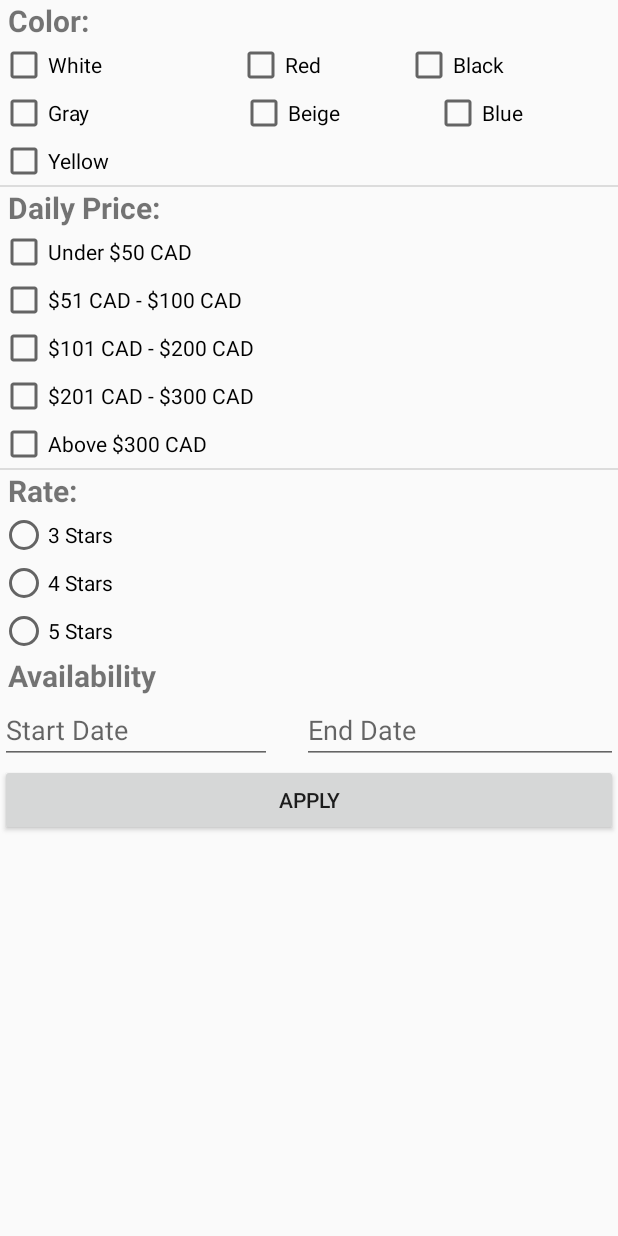
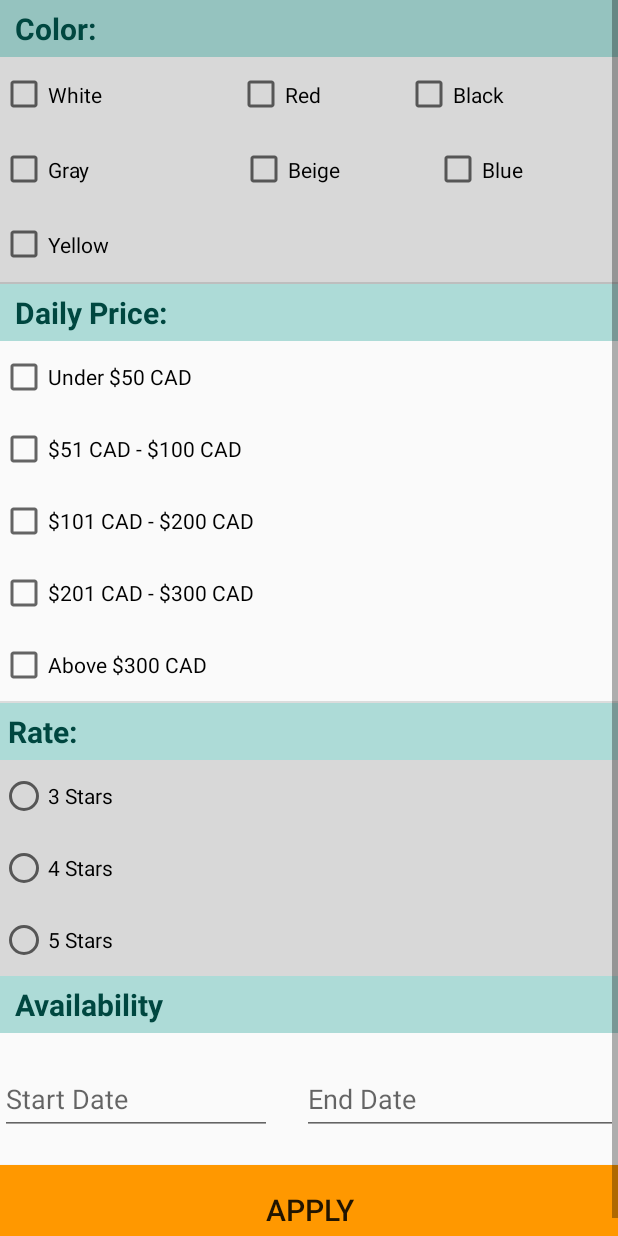
Before and after one commit to RIOlivaresV/car-rental-ranachrita, an Android app: the FilterFragment screen opened through its navigation route, on a phone screen of 412 x 824 dp. Run offline under Robolectric (Android 15) with nearby library versions, the phone set to English and light mode, and no system bars; our stand-ins replace Firebase (no records; nobody signed in at launch, a user with empty details on screens opened directly).

Commit message:
orking on filter, booking design

```diff
--- a/app/src/main/java/com/example/carrentalranachrita/CarList.java
+++ b/app/src/main/java/com/example/carrentalranachrita/CarList.java
@@ -58,6 +58,10 @@ public class CarList extends Fragment{
         RecyclerView recyclerView = (RecyclerView) view.findViewById(R.id.carListRecycleView);
         ProgressBar progressBar = view.findViewById(R.id.progressBarCarList);
         EditText search = (EditText) view.findViewById(R.id.searchEditText);
+        ImageView filterimg = (ImageView) view.findViewById(R.id.filterImage);
+
+
+
         CarDao dao = new CarDao();
         dao.SelectAll().addValueEventListener(new ValueEventListener() {
             @Override
--- a/app/src/main/java/com/example/carrentalranachrita/showListOfCarsAddedByHost.java
+++ b/app/src/main/java/com/example/carrentalranachrita/showListOfCarsAddedByHost.java
@@ -1,4 +1,6 @@
 package com.example.carrentalranachrita;
+
+import static androidx.navigation.Navigation.findNavController;
 
 import androidx.appcompat.app.AppCompatActivity;
 import androidx.recyclerview.widget.LinearLayoutManager;
--- a/app/src/main/res/layout/activity_confirm_booking_for_customer.xml
+++ b/app/src/main/res/layout/activity_confirm_booking_for_customer.xml
@@ -31,11 +31,11 @@
 
         <Button
             android:id="@+id/CloseBtn"
-            android:layout_width="274dp"
-            android:layout_height="62dp"
+            android:layout_width="334dp"
+            android:layout_height="77dp"
             android:layout_gravity="center"
             android:layout_margin="20dp"
             android:text="@string/CloseBtn"
-            android:textSize="18sp" />
+            android:textSize="20sp" />
     </LinearLayout>
 </FrameLayout>
--- a/app/src/main/res/layout/activity_customer_policy_page.xml
+++ b/app/src/main/res/layout/activity_customer_policy_page.xml
@@ -109,11 +109,13 @@
         </androidx.cardview.widget.CardView>
 
         <Button
-            android:id="@+id/confirmPolicyBtn"
             android:layout_width="match_parent"
-            android:layout_height="wrap_content"
+            android:layout_height="71dp"
             android:layout_margin="10dp"
-            android:text="Confirm" />
+            android:background="#009688"
+            android:text="Confirm"
+            android:textColor="#FFFFFF"
+            android:textSize="20sp" />
 
     </LinearLayout>
 
--- a/app/src/main/res/layout/fragment_car_list.xml
+++ b/app/src/main/res/layout/fragment_car_list.xml
@@ -18,12 +18,12 @@
             android:orientation="horizontal">
 
             <ImageView
-                android:id="@+id/imageView2"
+                android:id="@+id/filterImage"
                 android:layout_width="44dp"
                 android:layout_height="match_parent"
                 android:layout_weight="1"
                 android:foregroundGravity="left"
-                android:src="@drawable/ic_filter" />
+                android:src="@drawable/ic_filter"/>
 
             <EditText
                 android:id="@+id/searchEditText"
--- a/app/src/main/res/layout/fragment_filter.xml
+++ b/app/src/main/res/layout/fragment_filter.xml
@@ -18,15 +18,18 @@
             <LinearLayout
                 android:layout_width="match_parent"
                 android:layout_height="wrap_content"
+                android:background="#D8D8D8"
                 android:orientation="vertical">
 
                 <TextView
                     android:id="@+id/colorTextView"
                     android:layout_width="match_parent"
-                    android:layout_height="wrap_content"
-                    android:layout_marginStart="5dp"
-                    android:layout_marginLeft="5dp"
+                    android:layout_height="38dp"
+                    android:background="#4F009688"
+                    android:gravity="center|left"
+                    android:paddingLeft="10dp"
                     android:text="Color:"
+                    android:textColor="#004740"
                     android:textSize="20sp"
                     android:textStyle="bold" />
 
@@ -38,7 +41,7 @@
                     <CheckBox
                         android:id="@+id/whiteCheckBox"
                         android:layout_width="148dp"
-                        android:layout_height="wrap_content"
+                        android:layout_height="50dp"
                         android:layout_marginEnd="10dp"
                         android:layout_marginRight="10dp"
                         android:text="White" />
@@ -46,7 +49,7 @@
                     <CheckBox
                         android:id="@+id/redCheckBox"
                         android:layout_width="102dp"
-                        android:layout_height="wrap_content"
+                        android:layout_height="50dp"
                         android:layout_marginEnd="10dp"
                         android:layout_marginRight="10dp"
                         android:text="Red" />
@@ -54,7 +57,7 @@
                     <CheckBox
                         android:id="@+id/blackCheckBox"
                         android:layout_width="140dp"
-                        android:layout_height="wrap_content"
+                        android:layout_height="50dp"
                         android:text="Black" />
 
                 </LinearLayout>
@@ -67,21 +70,21 @@
                     <CheckBox
                         android:id="@+id/grayCheckBox"
                         android:layout_width="97dp"
-                        android:layout_height="wrap_content"
+                        android:layout_height="50dp"
                         android:layout_weight="1"
                         android:text="Gray" />
 
                     <CheckBox
                         android:id="@+id/beigeCheckBox"
                         android:layout_width="wrap_content"
-                        android:layout_height="wrap_content"
+                        android:layout_height="50dp"
                         android:layout_weight="1"
                         android:text="Beige" />
 
                     <CheckBox
                         android:id="@+id/blueCheckBox"
                         android:layout_width="wrap_content"
-                        android:layout_height="wrap_content"
+                        android:layout_height="50dp"
                         android:layout_weight="1"
                         android:text="Blue" />
 
@@ -96,7 +99,7 @@
                     <CheckBox
                         android:id="@+id/yellowCheckBox"
                         android:layout_width="wrap_content"
-                        android:layout_height="wrap_content"
+                        android:layout_height="50dp"
                         android:layout_weight="1"
                         android:text="Yellow" />
                 </LinearLayout>
@@ -117,10 +120,12 @@
                 <TextView
                     android:id="@+id/dailyPriceTextView"
                     android:layout_width="match_parent"
-                    android:layout_height="wrap_content"
-                    android:layout_marginStart="5dp"
-                    android:layout_marginLeft="5dp"
+                    android:layout_height="38dp"
+                    android:background="#4F009688"
+                    android:gravity="center|left"
+                    android:paddingLeft="10dp"
                     android:text="Daily Price:"
+                    android:textColor="#004740"
                     android:textSize="20sp"
                     android:textStyle="bold" />
             </LinearLayout>
@@ -129,30 +134,35 @@
                 android:id="@+id/price1CheckBox"
                 android:layout_width="match_parent"
                 android:layout_height="wrap_content"
+                android:minHeight="48dp"
                 android:text="Under $50 CAD" />
 
             <CheckBox
                 android:id="@+id/price2CheckBox"
                 android:layout_width="match_parent"
                 android:layout_height="wrap_content"
+                android:minHeight="48dp"
                 android:text="$51 CAD - $100 CAD" />
 
             <CheckBox
                 android:id="@+id/price3CheckBox"
                 android:layout_width="match_parent"
                 android:layout_height="wrap_content"
+                android:minHeight="48dp"
                 android:text="$101 CAD - $200 CAD" />
 
             <CheckBox
                 android:id="@+id/price4CheckBox"
                 android:layout_width="match_parent"
                 android:layout_height="wrap_content"
+                android:minHeight="48dp"
                 android:text="$201 CAD - $300 CAD" />
 
             <CheckBox
                 android:id="@+id/price5CheckBox"
                 android:layout_width="match_parent"
                 android:layout_height="wrap_content"
+                android:minHeight="48dp"
                 android:text="Above $300 CAD" />
 
             <View
@@ -165,31 +175,39 @@
                 android:id="@+id/rateTextView"
                 android:layout_width="match_parent"
                 android:layout_height="wrap_content"
+                android:height="38dp"
+                android:background="#4F009688"
+                android:gravity="center|left"
                 android:paddingLeft="5dp"
                 android:text="Rate:"
+                android:textColor="#004740"
                 android:textSize="20sp"
                 android:textStyle="bold" />
 
             <RadioGroup
                 android:layout_width="match_parent"
-                android:layout_height="match_parent">
+                android:layout_height="match_parent"
+                android:background="#D8D8D8">
 
                 <RadioButton
                     android:id="@+id/rate1RadioButton"
                     android:layout_width="match_parent"
                     android:layout_height="wrap_content"
+                    android:minHeight="48dp"
                     android:text="3 Stars" />
 
                 <RadioButton
                     android:id="@+id/rate2RadioButton"
                     android:layout_width="match_parent"
                     android:layout_height="wrap_content"
+                    android:minHeight="48dp"
                     android:text="4 Stars" />
 
                 <RadioButton
                     android:id="@+id/rate3RadioButton"
                     android:layout_width="match_parent"
                     android:layout_height="wrap_content"
+                    android:minHeight="48dp"
                     android:text="5 Stars" />
             </RadioGroup>
 
@@ -197,16 +215,21 @@
                 android:id="@+id/availabilityTextView"
                 android:layout_width="match_parent"
                 android:layout_height="wrap_content"
-                android:layout_marginStart="5dp"
-                android:layout_marginLeft="5dp"
+                android:height="38dp"
+                android:background="#4F009688"
+                android:gravity="center|left"
+                android:paddingLeft="10dp"
                 android:text="Availability"
+                android:textColor="#004740"
                 android:textSize="20sp"
                 android:textStyle="bold" />
 
             <LinearLayout
                 android:layout_width="match_parent"
                 android:layout_height="match_parent"
-                android:orientation="horizontal">
+                android:orientation="horizontal"
+                android:paddingTop="20dp"
+                android:paddingBottom="20dp">
 
                 <EditText
                     android:id="@+id/startEditTextDate"
@@ -217,7 +240,8 @@
                     android:layout_weight="1"
                     android:ems="10"
                     android:hint="Start Date"
-                    android:inputType="date" />
+                    android:inputType="date"
+                    android:minHeight="48dp" />
 
                 <EditText
                     android:id="@+id/endEditTextDate"
@@ -228,14 +252,17 @@
                     android:layout_weight="1"
                     android:ems="10"
                     android:hint="End Date"
-                    android:inputType="date" />
+                    android:inputType="date"
+                    android:minHeight="48dp" />
             </LinearLayout>
 
             <Button
                 android:id="@+id/applyFilterButton"
                 android:layout_width="match_parent"
-                android:layout_height="wrap_content"
-                android:text="Apply" />
+                android:layout_height="59dp"
+                android:background="#FF9800"
+                android:text="Apply"
+                android:textSize="20sp" />
 
         </LinearLayout>
     </ScrollView>
```
